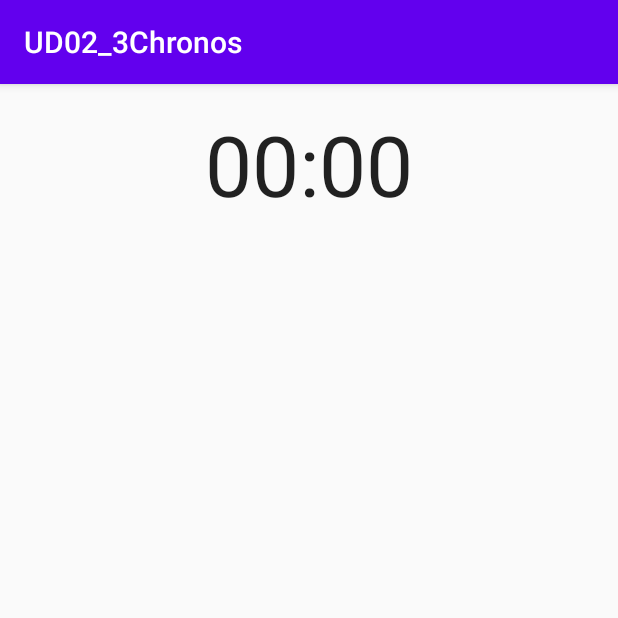
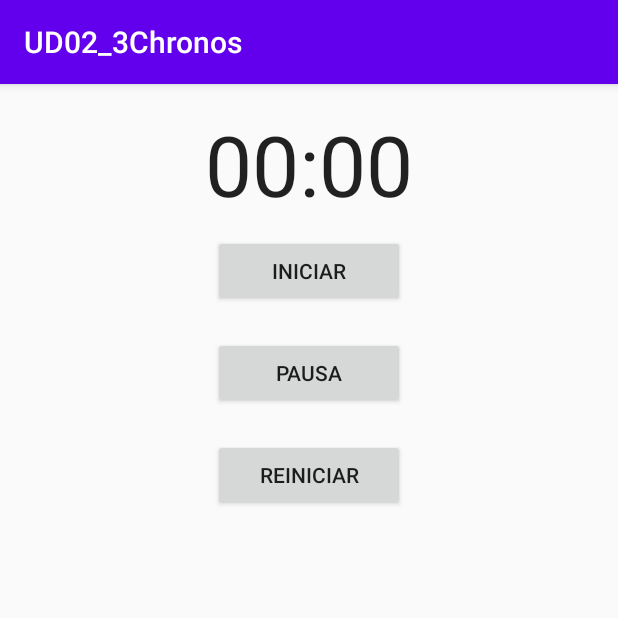
Before and after one commit to IvanCPO/PMDM_2DAM_a22ivancp, an Android app: the screen it shows after launch (MainActivity), on a phone screen of 412 x 824 dp, the top half of it. Run offline under Robolectric (Android 15) with nearby library versions, the phone set to English and light mode, and no system bars.

Commit message:
Second version

```diff
--- a/UD02_3Chronos/app/src/main/java/com/example/ud02_3chronos/MainActivity.kt
+++ b/UD02_3Chronos/app/src/main/java/com/example/ud02_3chronos/MainActivity.kt
@@ -2,10 +2,67 @@ package com.example.ud02_3chronos
 
 import android.support.v7.app.AppCompatActivity
 import android.os.Bundle
+import android.os.SystemClock
+import android.widget.Button
+import android.widget.Chronometer
 
 class MainActivity : AppCompatActivity() {
+    lateinit var chrono: Chronometer
+    var running = false
+    var offset : Long = 0
+    val RUNNING_KEY = "running"
+    val OFFSET_KEY = "offset"
+    val BASE_KEY = "base"
+
     override fun onCreate(savedInstanceState: Bundle?) {
         super.onCreate(savedInstanceState)
         setContentView(R.layout.activity_main)
+        chrono = findViewById<Chronometer>(R.id.chrono)
+
+        if (savedInstanceState != null){
+            offset= savedInstanceState.getLong(OFFSET_KEY)
+            running= savedInstanceState.getBoolean(RUNNING_KEY)
+            chrono.base = savedInstanceState.getLong(BASE_KEY)
+            if (running) {
+                chrono.base = savedInstanceState.getLong(BASE_KEY)
+                chrono.start()
+            }else{
+                chrono.base = SystemClock.elapsedRealtime() - offset
+            }
+        }
+
+        var btnStart = findViewById<Button>(R.id.btn_start)
+        btnStart.setOnClickListener {
+            if (!running){
+                chrono.base = SystemClock.elapsedRealtime()-offset
+                chrono.start()
+                running = true
+            }
+        }
+
+        var btnPause = findViewById<Button>(R.id.btn_pause)
+        btnPause.setOnClickListener {
+            if (running){
+                offset=SystemClock.elapsedRealtime()-chrono.base
+                chrono.stop()
+                running = false
+
+            }
+        }
+
+        var btnRestart = findViewById<Button>(R.id.btn_restart)
+        btnRestart.setOnClickListener {
+            offset = 0
+            chrono.base = SystemClock.elapsedRealtime()
+
+
+        }
+    }
+
+    override fun onSaveInstanceState(outState: Bundle) {
+        outState.putBoolean(RUNNING_KEY, running)
+        outState.putLong(OFFSET_KEY, offset)
+        outState.putLong(BASE_KEY, chrono.base)
+        super.onSaveInstanceState(outState)
     }
 }
--- a/UD02_3Chronos/app/src/main/res/layout/activity_main.xml
+++ b/UD02_3Chronos/app/src/main/res/layout/activity_main.xml
@@ -15,6 +15,29 @@
         android:textSize="56sp"
         />
 
+    <Button
+        android:id="@+id/btn_start"
+        android:layout_width="128dp"
+        android:layout_height="wrap_content"
+        android:text="@string/start"
+        android:layout_margin="10dp"
+        />
+
+    <Button
+        android:id="@+id/btn_pause"
+        android:layout_width="128dp"
+        android:layout_height="wrap_content"
+        android:text="@string/pause"
+        android:layout_margin="10dp"
+        />
+
+    <Button
+        android:id="@+id/btn_restart"
+        android:layout_width="128dp"
+        android:layout_height="wrap_content"
+        android:text="@string/restart"
+        android:layout_margin="10dp"
+        />
 
 
 </LinearLayout>
--- a/UD02_3Chronos/app/src/main/res/values/strings.xml
+++ b/UD02_3Chronos/app/src/main/res/values/strings.xml
@@ -1,3 +1,6 @@
 <resources>
     <string name="app_name">UD02_3Chronos</string>
+    <string name="start">Iniciar</string>
+    <string name="pause">Pausa</string>
+    <string name="restart">Reiniciar</string>
 </resources>
```
